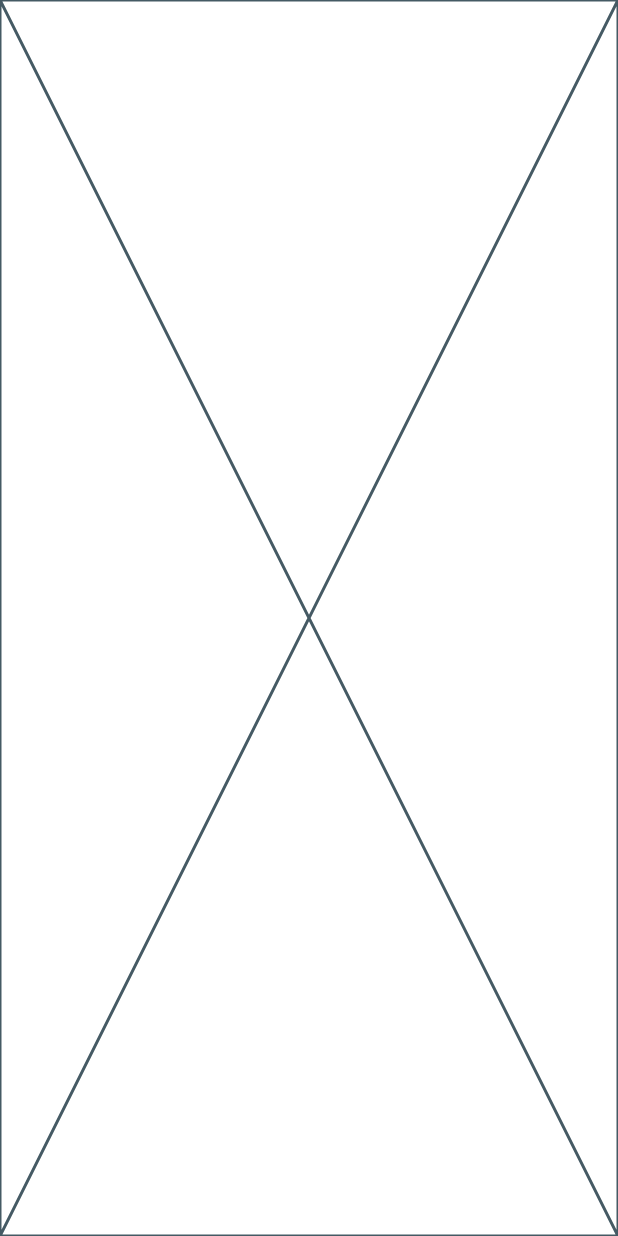
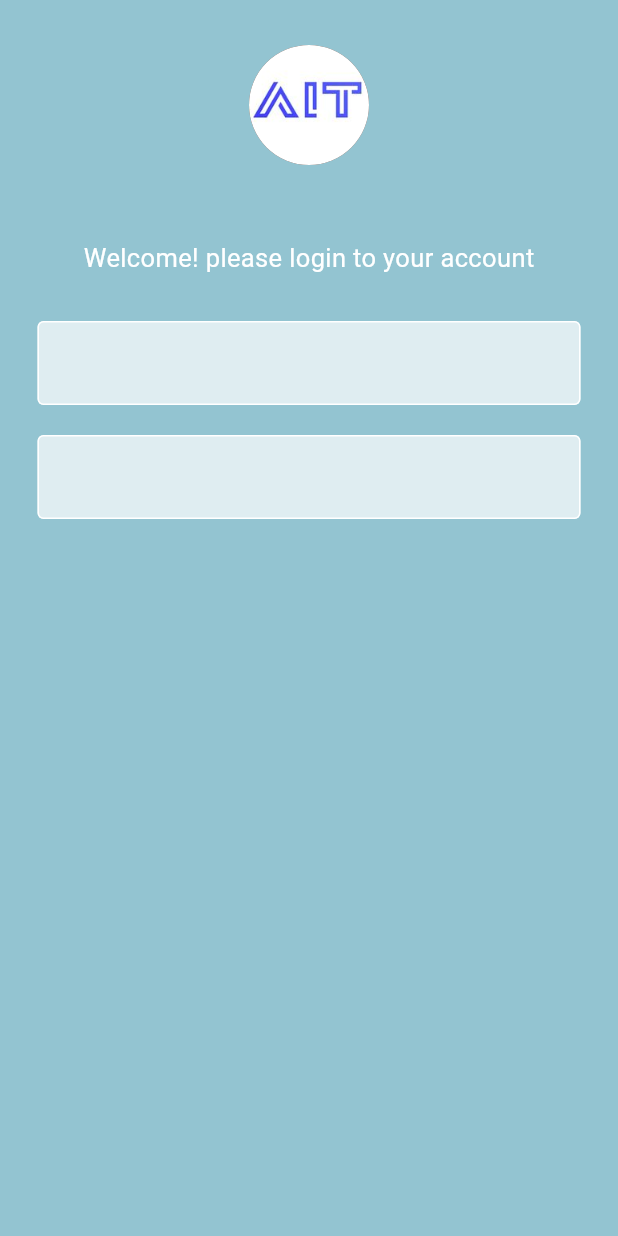
Before and after one commit to bKenzz/myait, a Flutter app: the screen it shows after launch, on a phone screen of 412 x 824 dp. Run offline on Flutter 3.47's test engine with Material 3 defaults, Android fonts, the phone set to English and light mode, and no system bars; our stand-ins replace firebase_auth, firebase_core, get; accounts and stored records are empty.

Commit message:
new login screen

```diff
--- /dev/null
+++ b/lib/components/mytextfield.dart
@@ -0,0 +1,31 @@
+import 'package:flutter/foundation.dart';
+import 'package:flutter/material.dart';
+import 'package:flutter/widgets.dart';
+
+class MyTextField extends StatelessWidget {
+  const MyTextField(
+      {super.key,
+      this.controller,
+      required this.hintText,
+      required this.obscureText});
+  final controller;
+  final String hintText;
+  final bool obscureText;
+
+  @override
+  Widget build(BuildContext context) {
+    return const Padding(
+      padding: EdgeInsets.symmetric(horizontal: 25),
+      child: TextField(
+          // controller: controller,
+          decoration: InputDecoration(
+              enabledBorder: OutlineInputBorder(
+                  borderSide: BorderSide(color: Colors.white)),
+              focusedBorder: OutlineInputBorder(
+                  borderSide:
+                      BorderSide(color: Color.fromARGB(146, 235, 235, 232))),
+              fillColor: Colors.white70,
+              filled: true)),
+    );
+  }
+}
--- a/lib/screens/authenticate/signin.dart
+++ b/lib/screens/authenticate/signin.dart
@@ -4,14 +4,72 @@
 // #2D5F6E rgb(45, 95, 110)
 // #3E88A5 rgb(62, 136, 165)
 // #93C4D1 rgb(147, 196, 209)
+// ignore_for_file: prefer_const_literals_to_create_immutables, prefer_const_constructors
+
 import 'package:flutter/material.dart';
 import 'package:flutter/widgets.dart';
+import 'package:myait/components/mytextfield.dart';
 
 class Sign_in extends StatelessWidget {
   const Sign_in({super.key});
 
   @override
   Widget build(BuildContext context) {
-    return const Placeholder();
+    return Scaffold(
+        backgroundColor: Color.fromRGBO(147, 196, 209, 100),
+        body: SafeArea(
+          child: Center(
+            child: Column(
+              children: [
+                SizedBox(
+                  height: 30,
+                  width: 30,
+                ),
+                //logo
+                CircleAvatar(
+                  backgroundColor: Colors.brown.shade800,
+                  backgroundImage: AssetImage('assets/images/ait.jpg'),
+                  radius: 40,
+                ),
+                SizedBox(
+                  height: 50,
+                  width: 30,
+                ),
+
+                //welcome back
+                Text('Welcome! please login to your account',
+                    style: TextStyle(color: Colors.white, fontSize: 17)),
+                SizedBox(
+                  height: 30,
+                  width: 30,
+                ),
+
+                //username textfield
+                MyTextField(
+                  hintText: '',
+                  obscureText: true,
+                ),
+                SizedBox(
+                  height: 20,
+                ),
+                //password textfield
+                MyTextField(
+                  hintText: '',
+                  obscureText: true,
+                )
+
+                //forgot password
+
+                //sign in button
+
+                // or countinue with
+
+                //google
+
+                //not a member? register now
+              ],
+            ),
+          ),
+        ));
   }
 }
```
Also changed, not shown: pubspec.yaml (+6 -11 lines), assets/images/Gridfiti_Blog_GoogleCalendarColorSchemes_Ocean.webp (renamed from assets/Gridfiti_Blog_GoogleCalendarColorSchemes_Ocean.webp), assets/images/ait.jpg (added), assets/images/google.jpg (renamed from assets/google.jpg), assets/images/integral/Fontspring-DEMO-integralcf-bold.otf (added), assets/images/integral/Fontspring-DEMO-integralcf-boldoblique.otf (added), assets/images/integral/Fontspring-DEMO-integralcf-demibold.otf (added), assets/images/integral/Fontspring-DEMO-integralcf-demiboldoblique.otf (added), assets/images/integral/Fontspring-DEMO-integralcf-extrabold.otf (added), assets/images/integral/Fontspring-DEMO-integralcf-extraboldoblique.otf (added), assets/images/integral/Fontspring-DEMO-integralcf-heavy.otf (added), assets/images/integral/Fontspring-DEMO-integralcf-heavyoblique.otf (added), assets/images/integral/Fontspring-DEMO-integralcf-medium.otf (added), assets/images/integral/Fontspring-DEMO-integralcf-mediumoblique.otf (added), 2 more files.
